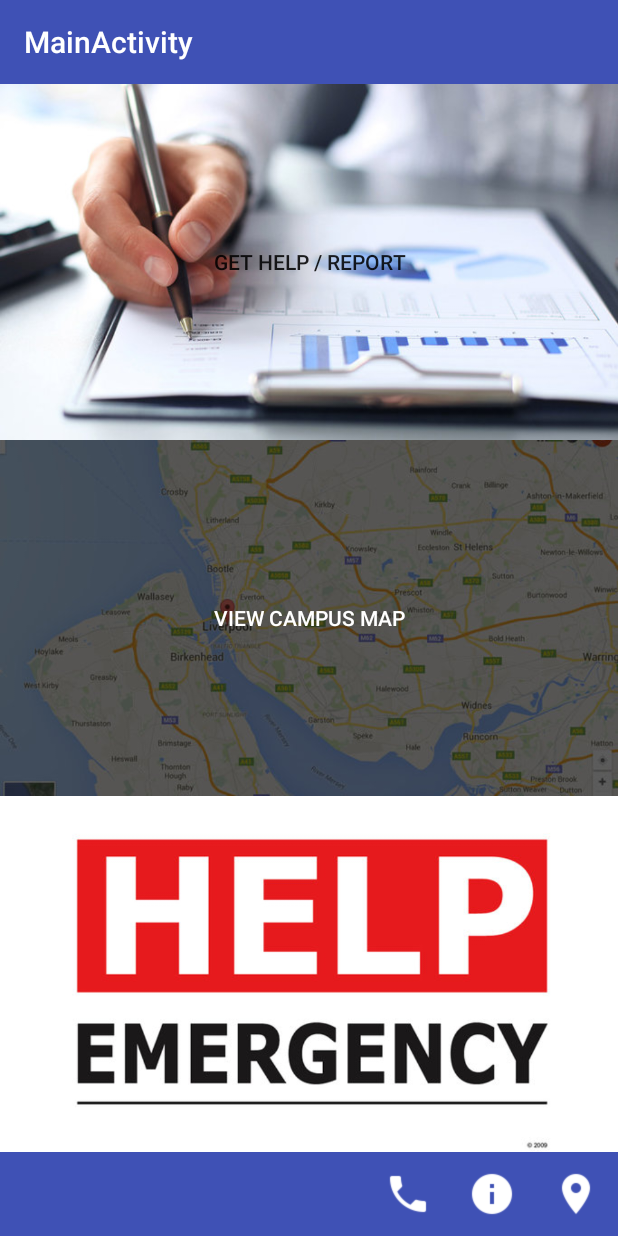
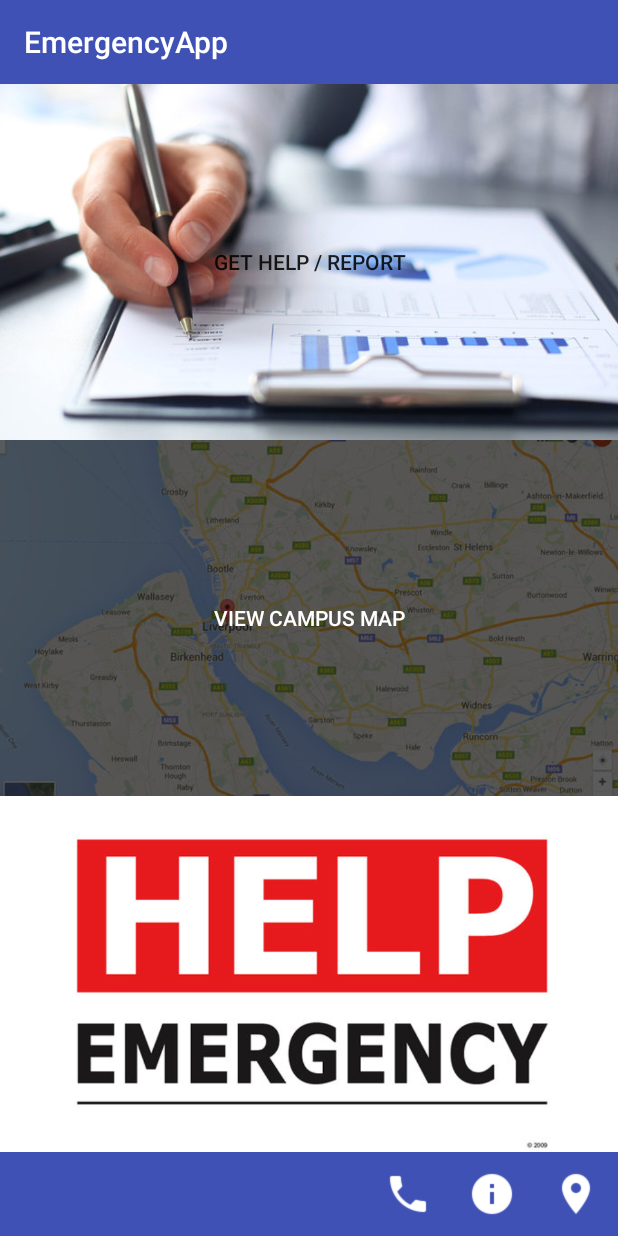
Before and after one commit to edorkacerja/Emergency-app-, an Android app: the screen it shows after launch (MainActivity before the commit, EmergencyApp after it), on a phone screen of 412 x 824 dp. Run offline under Robolectric (Android 15) with nearby library versions, the phone set to English and light mode, and no system bars.

```diff
--- a/app/src/main/AndroidManifest.xml
+++ b/app/src/main/AndroidManifest.xml
@@ -36,7 +36,7 @@
             android:value="@string/google_maps_key" />
 
         <activity
-            android:name=".MainActivity"
+            android:name=".EmergencyApp"
             android:label="@string/title_activity_main"
             android:uiOptions="splitActionBarWhenNarrow">
             <intent-filter>
@@ -48,38 +48,38 @@
         <activity
             android:name=".Report"
             android:label="@string/title_activity_report"
-            android:parentActivityName=".MainActivity"
+            android:parentActivityName=".EmergencyApp"
             android:theme="@style/AppTheme">
             <meta-data
                 android:name="android.support.PARENT_ACTIVITY"
-                android:value="com.example.acerpc.emergencyapp.MainActivity" />
+                android:value=".EmergencyApp" />
         </activity>
         <activity
             android:name=".EmergencyContact"
             android:label="@string/title_activity_emergency_contact"
-            android:parentActivityName=".MainActivity"
+            android:parentActivityName=".EmergencyApp"
             android:theme="@style/AppTheme">
             <meta-data
                 android:name="android.support.PARENT_ACTIVITY"
-                android:value="com.example.acerpc.emergencyapp.MainActivity" />
+                android:value=".EmergencyApp" />
         </activity>
         <activity
             android:name=".Info"
             android:label="@string/title_activity_info"
-            android:parentActivityName=".MainActivity"
+            android:parentActivityName=".EmergencyApp"
             android:theme="@style/AppTheme">
             <meta-data
                 android:name="android.support.PARENT_ACTIVITY"
-                android:value="com.example.acerpc.emergencyapp.MainActivity" />
+                android:value=".EmergencyApp" />
         </activity>
         <activity
             android:name=".CampusMap"
             android:label="@string/title_activity_map"
-            android:parentActivityName=".MainActivity"
+            android:parentActivityName=".EmergencyApp"
             android:theme="@style/AppTheme">
             <meta-data
                 android:name="android.support.PARENT_ACTIVITY"
-                android:value="com.example.acerpc.emergencyapp.MainActivity" />
+                android:value=".EmergencyApp" />
         </activity>
         <activity
             android:name=".ReportSheet"
--- a/app/src/main/java/com/example/acerpc/emergencyapp/MainActivity.java
+++ b/app/src/main/java/com/example/acerpc/emergencyapp/EmergencyApp.java
@@ -12,7 +12,7 @@ import android.view.View;
 import android.widget.Button;
 import android.widget.Toast;
 
-public class MainActivity extends AppCompatActivity   {
+public class EmergencyApp extends AppCompatActivity   {
 
     Button btnReport;
     Button btnMap;
@@ -34,13 +34,13 @@ public class MainActivity extends AppCompatActivity   {
                 new Button.OnLongClickListener() {
                     @Override
                     public boolean onLongClick(View v) {
-                        Toast.makeText(MainActivity.this, "Emergency message sent", Toast.LENGTH_SHORT).show();
+                        Toast.makeText(EmergencyApp.this, "Emergency message sent", Toast.LENGTH_SHORT).show();
 
 
-                        Intent sendIntent = new Intent(Intent.ACTION_VIEW);
-                        sendIntent.putExtra("sms_body", "default content");
-                        sendIntent.setType("vnd.android-dir/mms-sms");
-                        startActivity(sendIntent);
+//                        Intent sendIntent = new Intent(Intent.ACTION_VIEW);
+//                        sendIntent.putExtra("sms_body", "default content");
+//                        sendIntent.setType("vnd.android-dir/mms-sms");
+//                        startActivity(sendIntent);
 
                         return true;
                     }
--- a/app/src/main/res/layout/single_row.xml
+++ b/app/src/main/res/layout/single_row.xml
@@ -26,7 +26,8 @@
         android:layout_alignBottom="@+id/imageView"
         android:layout_toRightOf="@+id/imageView"
         android:layout_toEndOf="@+id/imageView"
-        android:padding="40dp"
+        android:padding="30dp"
+        android:layout_marginLeft="20dp"
         android:gravity="center"/>
 
 
--- a/app/src/main/res/menu/menu_main.xml
+++ b/app/src/main/res/menu/menu_main.xml
@@ -1,7 +1,7 @@
 <menu xmlns:android="http://schemas.android.com/apk/res/android"
     xmlns:app="http://schemas.android.com/apk/res-auto"
     xmlns:tools="http://schemas.android.com/tools"
-    tools:context=".MainActivity">
+    tools:context=".EmergencyApp">
 
     <item
         android:id="@+id/action_call"
--- a/app/src/main/res/values/strings.xml
+++ b/app/src/main/res/values/strings.xml
@@ -1,6 +1,6 @@
 <resources>
     <string name="app_name">Emergency App</string>
-    <string name="title_activity_main">MainActivity</string>
+    <string name="title_activity_main">EmergencyApp</string>
     <string name="title_activity_report">Report</string>
     <string name="title_activity_emergency_contact">EmergencyContact</string>
     <string name="title_activity_info">Info</string>
```
